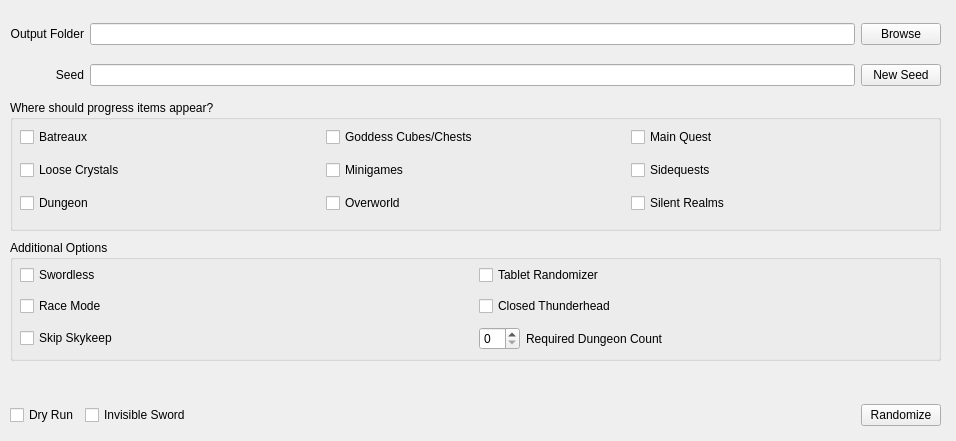
Before: the Qt Designer form randogui.ui in ssrando/ssrando, drawn with Qt 5.
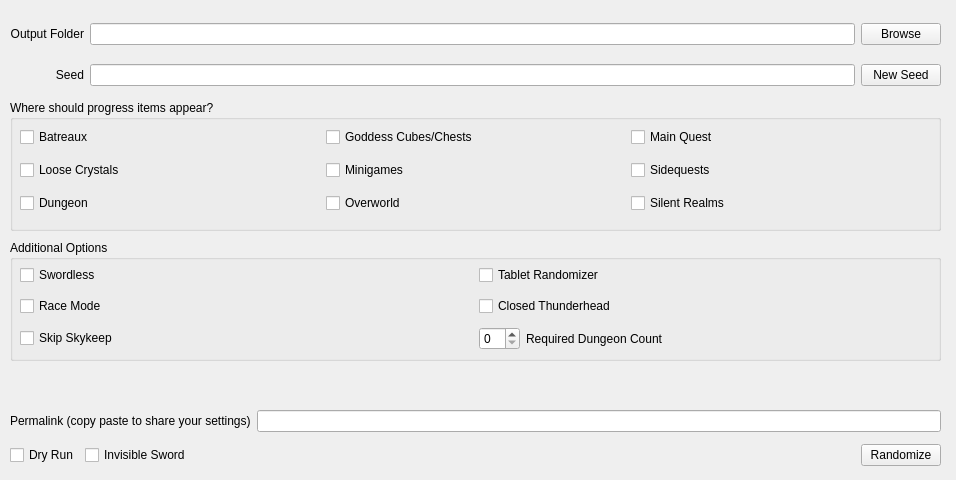
After: the same form once the commit is applied.

The edit to the form file:
```diff
--- a/randogui.ui
+++ b/randogui.ui
@@ -7,7 +7,7 @@
     <x>0</x>
     <y>0</y>
     <width>956</width>
-    <height>441</height>
+    <height>480</height>
    </rect>
   </property>
   <property name="sizePolicy">
@@ -275,7 +275,7 @@
     <property name="geometry">
      <rect>
       <x>10</x>
-      <y>400</y>
+      <y>440</y>
       <width>931</width>
       <height>31</height>
      </rect>
@@ -333,6 +333,28 @@
      <string/>
     </property>
    </widget>
+   <widget class="QWidget" name="horizontalLayoutWidget_2">
+    <property name="geometry">
+     <rect>
+      <x>10</x>
+      <y>410</y>
+      <width>931</width>
+      <height>22</height>
+     </rect>
+    </property>
+    <layout class="QHBoxLayout" name="horizontalLayout_3">
+     <item>
+      <widget class="QLabel" name="permalink_label">
+       <property name="text">
+        <string>Permalink (copy paste to share your settings)</string>
+       </property>
+      </widget>
+     </item>
+     <item>
+      <widget class="QLineEdit" name="permalink"/>
+     </item>
+    </layout>
+   </widget>
   </widget>
  </widget>
  <resources/>
```
